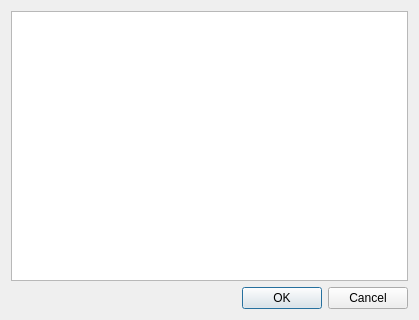
The window that dtable.ui (shurakubrak/Video_camera) describes before a commit, drawn with Qt 5.
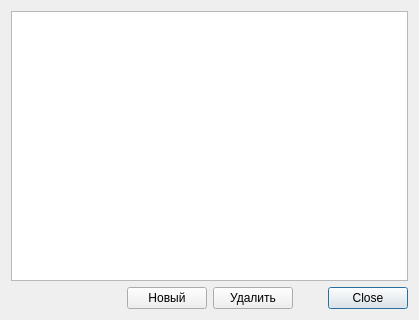
The same window after the commit.

```diff
--- a/dtable.ui
+++ b/dtable.ui
@@ -13,17 +13,44 @@
   <property name="windowTitle">
    <string>Dialog</string>
   </property>
-  <layout class="QVBoxLayout" name="verticalLayout">
-   <item>
-    <widget class="QTableWidget" name="tableWidget"/>
-   </item>
-   <item>
+  <layout class="QGridLayout" name="gridLayout">
+   <item row="2" column="3">
     <widget class="QDialogButtonBox" name="buttonBox">
      <property name="orientation">
       <enum>Qt::Horizontal</enum>
      </property>
      <property name="standardButtons">
-      <set>QDialogButtonBox::Cancel|QDialogButtonBox::Ok</set>
+      <set>QDialogButtonBox::Close</set>
+     </property>
+    </widget>
+   </item>
+   <item row="2" column="1">
+    <widget class="QPushButton" name="bttnAdd">
+     <property name="text">
+      <string>Новый</string>
+     </property>
+    </widget>
+   </item>
+   <item row="2" column="0">
+    <spacer name="horizontalSpacer">
+     <property name="orientation">
+      <enum>Qt::Horizontal</enum>
+     </property>
+     <property name="sizeHint" stdset="0">
+      <size>
+       <width>40</width>
+       <height>20</height>
+      </size>
+     </property>
+    </spacer>
+   </item>
+   <item row="0" column="0" colspan="4">
+    <widget class="QTableWidget" name="tableWidget"/>
+   </item>
+   <item row="2" column="2">
+    <widget class="QPushButton" name="bttnDelete">
+     <property name="text">
+      <string>Удалить</string>
      </property>
     </widget>
    </item>
```
Left out of the diff: 20 changed lines with no effect on the pictures.
